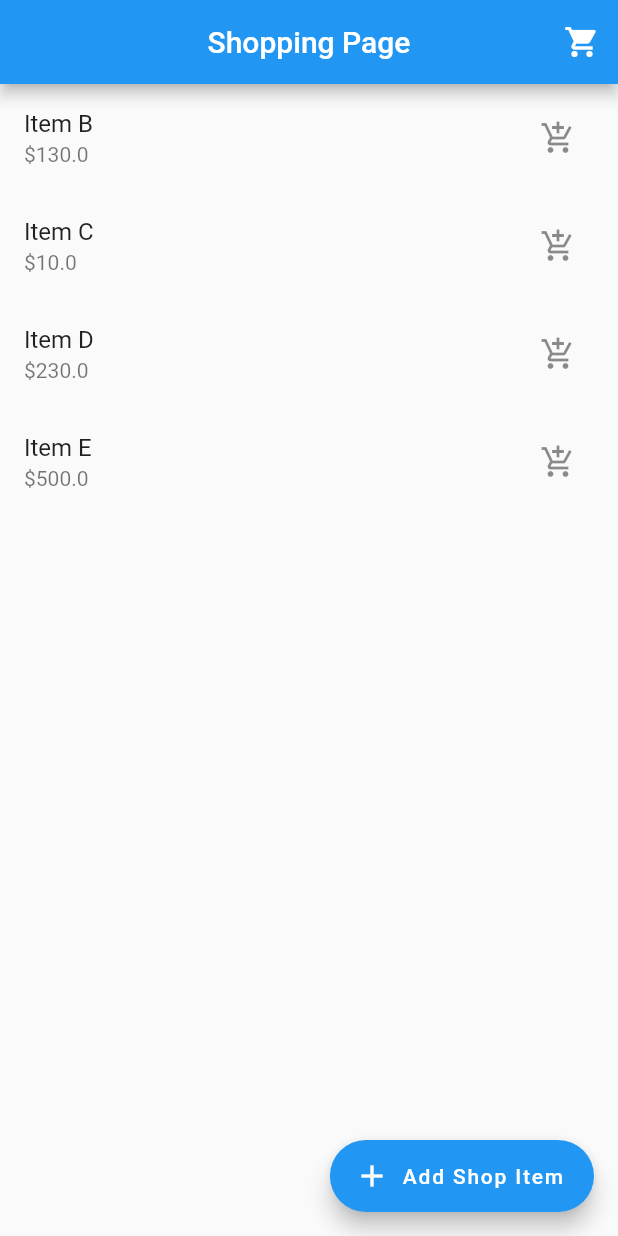
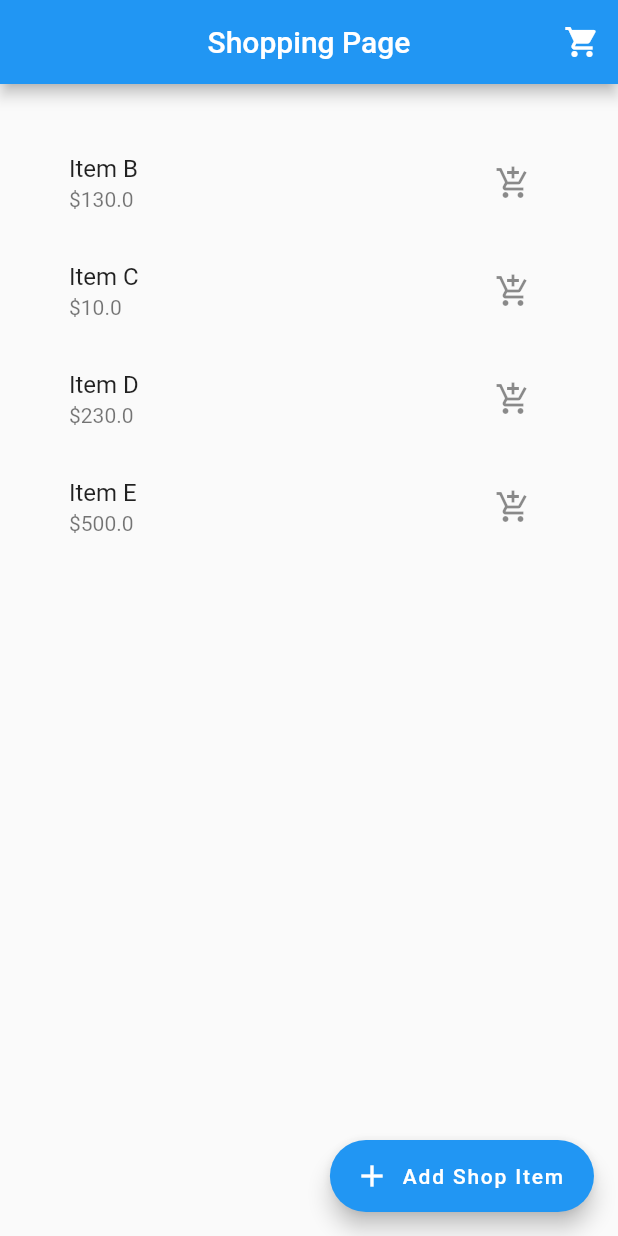
Before and after one commit to darsh97/shoppingcartbloc, a Flutter app: the screen it shows after launch, after a tap on the "add shopping cart" icon, on a phone screen of 412 x 824 dp. Run offline on Flutter 3.47's test engine with Material 2 defaults, Android fonts, the phone set to English and light mode, and no system bars; our stand-ins replace bloc, equatable, flutter_bloc, get_it.

Commit message:
Service locatior implementation

```diff
--- a/lib/main.dart
+++ b/lib/main.dart
@@ -1,34 +1,39 @@
 import 'package:flutter/material.dart';
 import 'package:flutter_bloc/flutter_bloc.dart';
+import 'package:get_it/get_it.dart';
 import 'package:shoppingcartbloc/cartBloc/cart_bloc.dart';
 import 'package:shoppingcartbloc/repo/CartRepo.dart';
 import 'package:shoppingcartbloc/screens/shoppage.dart';
 import 'package:shoppingcartbloc/shopbloc/shop_bloc.dart';
 
+void setupLocator() {
+  GetIt.I.registerLazySingleton(() => ShopCartRepo());
+}
+
 void main() {
+  setupLocator();
   runApp(MyApp());
 }
 
 class MyApp extends StatefulWidget {
-  const MyApp({
-    Key key,
-  }) : super(key: key);
-
   @override
   _MyAppState createState() => _MyAppState();
 }
 
 class _MyAppState extends State<MyApp> {
-  final ShopCartRepo _shopCartRepo = ShopCartRepo();
+  ShopCartRepo get shopcartrepo => GetIt.I<ShopCartRepo>();
+
   @override
   Widget build(BuildContext context) {
     return MultiBlocProvider(
         providers: [
           BlocProvider(
-            create: (context) => ShopBloc(_shopCartRepo)..add(LoadShopItemsSuccess()),
+            create: (context) =>
+                ShopBloc(shopcartrepo)..add(LoadShopItemsSuccess()),
           ),
           BlocProvider(
-              create: (context) => CartBloc(_shopCartRepo)..add(CartItemsLoadSucess()))
+              create: (context) =>
+                  CartBloc(shopcartrepo)..add(CartItemsLoadSucess()))
         ],
         child: MaterialApp(
           debugShowCheckedModeBanner: false,
--- a/lib/screens/shoppage.dart
+++ b/lib/screens/shoppage.dart
@@ -36,7 +36,9 @@ class _ShoppingPageState extends State<ShoppingPage> {
           builder: (context, state) {
             if (state is ShopLoadSucess) {
               final repo = state.shopcartrepo;
-              return StreamBuilder(
+              return Padding(
+                padding: const EdgeInsets.all(30.0),
+                child: StreamBuilder(
                   initialData: repo.allItems,
                   stream: repo.getStream,
                   builder: (context, snapshot) {
@@ -67,6 +69,7 @@ class _ShoppingPageState extends State<ShoppingPage> {
                       );
                     }
                   },
+                ),
               );
             } else {
               return Center(child: Text("$state"));
--- a/lib/shopbloc/shop_bloc.dart
+++ b/lib/shopbloc/shop_bloc.dart
@@ -12,6 +12,7 @@ part 'shop_state.dart';
 
 class ShopBloc extends Bloc<ShopEvent, ShopState> {
   final ShopCartRepo shopcartrepo;
+
   ShopBloc(this.shopcartrepo) : super(ShopInitial());
 
   @override
```
Also changed, not shown: pubspec.yaml (+4 -3 lines), pubspec.lock. Lines whose indentation alone changed are shown as unchanged.
